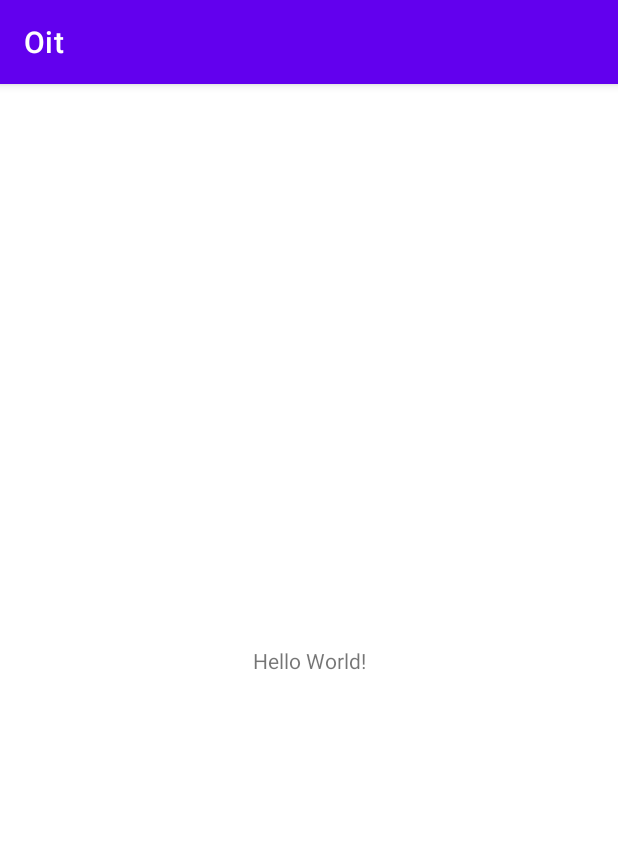
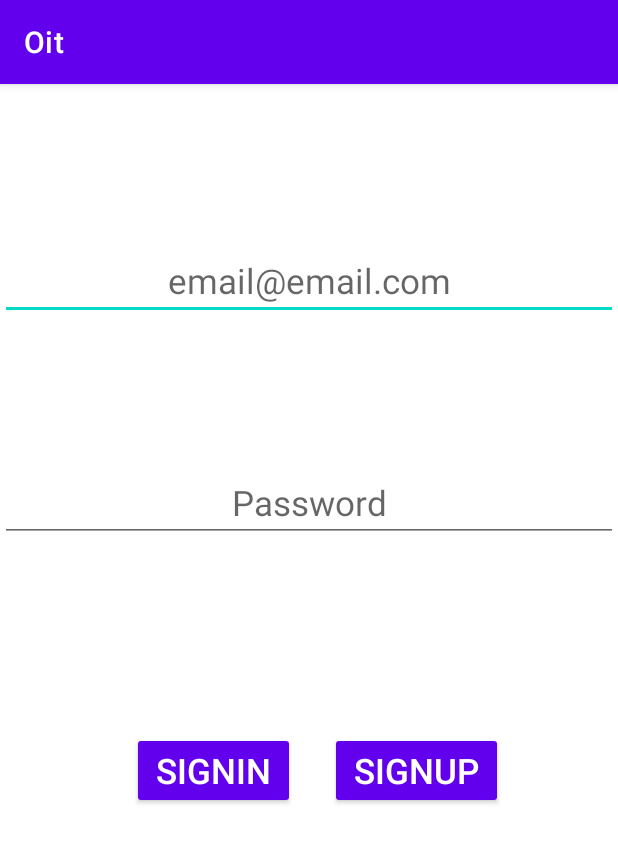
Before and after one commit to AungMyatLwin/Oit, an Android app: the screen it shows after launch (MainActivity), on a phone screen of 412 x 824 dp. Shown: the top 843 px of the screen. Run offline under Robolectric (Android 15) with nearby library versions, the light colour scheme and no system bars.

Commit message:
adding layouts

```diff
--- a/app/build.gradle
+++ b/app/build.gradle
@@ -9,6 +9,7 @@
 
     buildFeatures{
         viewBinding true
+        dataBinding true
     }
     defaultConfig {
         applicationId "com.rig.oit"
--- a/app/src/main/res/layout/activity_main.xml
+++ b/app/src/main/res/layout/activity_main.xml
@@ -6,13 +6,68 @@
     android:layout_height="match_parent"
     tools:context=".MainActivity">
 
-    <TextView
-        android:layout_width="wrap_content"
+    <EditText
+        android:id="@+id/email_sign_in"
+        android:layout_width="match_parent"
         android:layout_height="wrap_content"
-        android:text="Hello World!"
+        android:gravity="center"
+        android:hint="@string/email_email_com"
+        android:textSize="23sp"
         app:layout_constraintBottom_toBottomOf="parent"
         app:layout_constraintEnd_toEndOf="parent"
+        app:layout_constraintHorizontal_bias="0.0"
         app:layout_constraintStart_toStartOf="parent"
-        app:layout_constraintTop_toTopOf="parent" />
+        app:layout_constraintTop_toTopOf="parent"
+        app:layout_constraintVertical_bias="0.147"
+        android:inputType="textEmailAddress" />
+
+    <EditText
+        android:id="@+id/password_signIn"
+        android:layout_width="match_parent"
+        android:layout_height="wrap_content"
+        android:layout_marginTop="96dp"
+        android:gravity="center"
+        android:hint="@string/password"
+        android:textSize="23sp"
+        app:layout_constraintEnd_toEndOf="parent"
+        app:layout_constraintHorizontal_bias="1.0"
+        app:layout_constraintStart_toStartOf="parent"
+        app:layout_constraintTop_toBottomOf="@+id/email_sign_in"
+        android:inputType="textPassword" />
+
+    <LinearLayout
+        android:layout_width="match_parent"
+        android:layout_height="wrap_content"
+        android:layout_marginTop="96dp"
+        android:orientation="horizontal"
+        app:layout_constraintBottom_toBottomOf="parent"
+        app:layout_constraintEnd_toEndOf="parent"
+        app:layout_constraintHorizontal_bias="0.0"
+        app:layout_constraintStart_toStartOf="parent"
+        app:layout_constraintTop_toBottomOf="@+id/password_signIn"
+        app:layout_constraintVertical_bias="0.097">
+
+        <Button
+            android:layout_width="wrap_content"
+            android:layout_height="wrap_content"
+            android:layout_marginStart="88dp"
+            android:id="@+id/sign_in"
+            android:textSize="23sp"
+            android:text="@string/signin"
+            app:layout_constraintStart_toStartOf="parent"
+            tools:layout_editor_absoluteY="359dp"
+            style="?android:attr/buttonStyle" />
+
+        <Button
+            android:id="@+id/sign_up"
+            android:layout_width="wrap_content"
+            android:layout_height="wrap_content"
+            android:layout_marginStart="23sp"
+            android:text="@string/signup"
+            android:textSize="23sp"
+            app:layout_constraintStart_toStartOf="parent"
+            style="?android:attr/buttonStyle" />
+    </LinearLayout>
+
 
 </androidx.constraintlayout.widget.ConstraintLayout>
--- a/app/src/main/res/values/strings.xml
+++ b/app/src/main/res/values/strings.xml
@@ -1,3 +1,9 @@
 <resources>
     <string name="app_name">Oit</string>
+    <string name="signup">SignUp</string>
+    <string name="signin">SignIn</string>
+    <string name="email_email_com">email@email.com</string>
+    <string name="password">Password</string>
+    <!-- TODO: Remove or change this placeholder text -->
+    <string name="hello_blank_fragment">Hello blank fragment</string>
 </resources>
```
Also changed, not shown: app/src/main/java/com/rig/oit/RandomFragment.kt (added, +59 -0 lines), app/src/main/java/com/rig/oit/screens/CategoryFragment.kt (added, +60 -0 lines), app/src/main/java/com/rig/oit/screens/SignUpFragment.kt (added, +23 -0 lines), app/src/main/java/com/rig/oit/screens/SignedInFragment.kt (added, +23 -0 lines), app/src/main/res/layout/fragment_category.xml (added, +11 -0 lines), app/src/main/res/layout/fragment_random.xml (added, +25 -0 lines), app/src/main/res/layout/fragment_sign_up.xml (added, +88 -0 lines), app/src/main/res/layout/fragment_signed_in.xml (added, +66 -0 lines).
